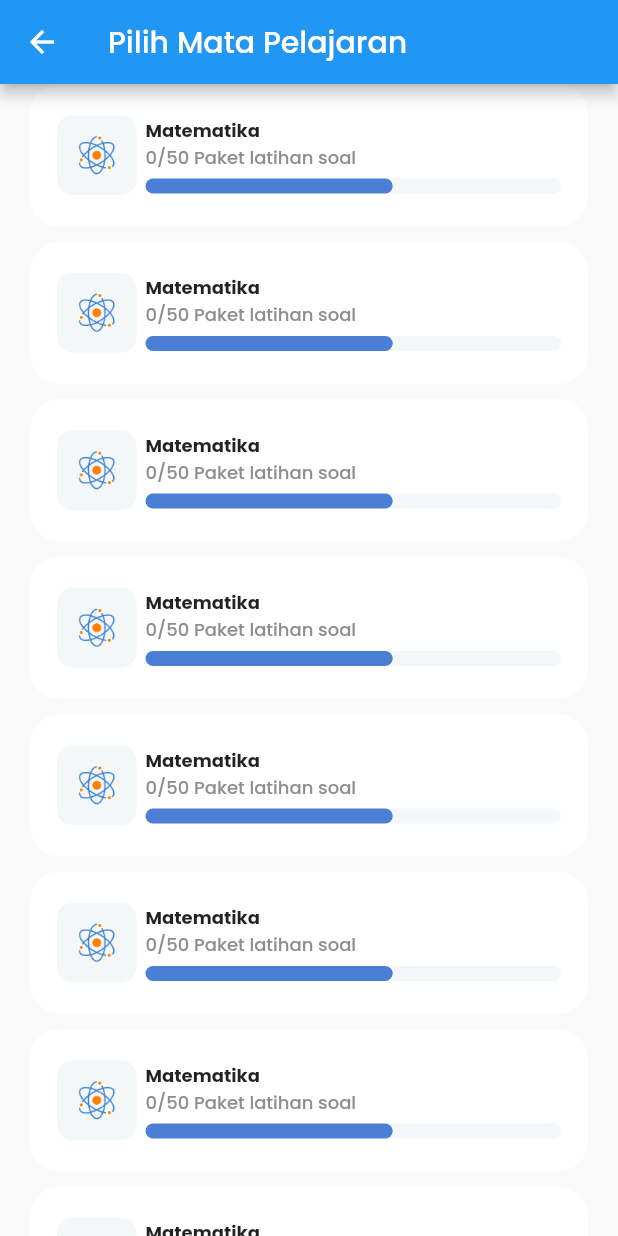
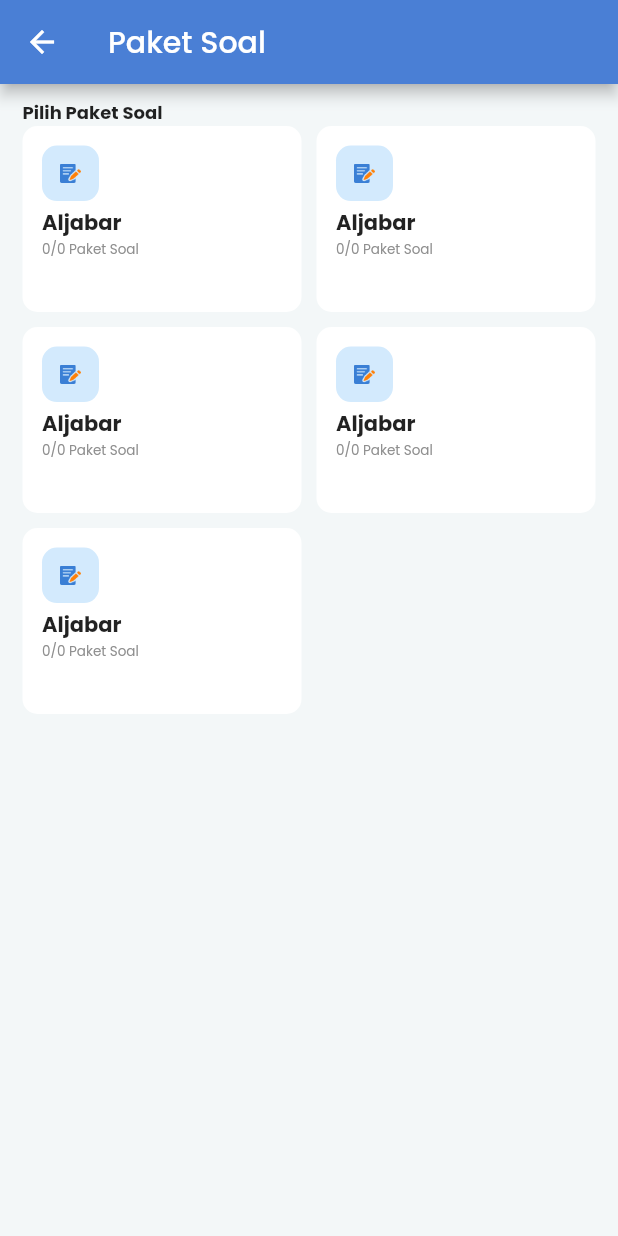
Before and after one commit to ramondharmawan/latihan-soal, a Flutter app: the MapelPage screen opened by its route, after a tap on "Matematika", on a phone screen of 412 x 824 dp. Run offline on Flutter 3.47's test engine with Material 2 defaults, Android fonts, the light colour scheme and no system bars; our stand-ins replace google_fonts.

Commit message:
Paket soal widget done

```diff
--- a/lib/constants/R/assets.dart
+++ b/lib/constants/R/assets.dart
@@ -10,4 +10,6 @@ class Assets {
   String imgHome = "assets/img_home.png";
   String icAtom = "assets/ic_atom.png";
   String bannerHome = "assets/img_banner.png";
+
+  String icNote = "assets/ic_note.png";
 }
--- a/lib/main.dart
+++ b/lib/main.dart
@@ -2,9 +2,12 @@ import 'package:flutter/material.dart';
 import 'package:google_fonts/google_fonts.dart';
 import 'package:soalatihan/view/login_page.dart';
 import 'package:soalatihan/view/main/latihan_soal/mapel_page.dart';
+import 'package:soalatihan/view/main/latihan_soal/paket_soal_page.dart';
 import 'package:soalatihan/view/main_page.dart';
 import 'package:soalatihan/view/register_page.dart';
 import 'package:soalatihan/view/splash_screen.dart';
+
+import 'constants/r.dart';
 
 void main() {
   runApp(const MyApp());
@@ -17,10 +20,13 @@ class MyApp extends StatelessWidget {
   @override
   Widget build(BuildContext context) {
     return MaterialApp(
-      title: 'Flutter Demo',
+      title: 'Latihan Soal',
       theme: ThemeData(
         //dibawah ini penggunaan google fonts secara global dengan fonts tertentu eg. poppins
         textTheme: GoogleFonts.poppinsTextTheme(),
+        appBarTheme: AppBarTheme(
+          backgroundColor: R.colors.primary,
+        ),
         // This is the theme of your application.
         //
         // Try running your application with "flutter run". You'll see the
@@ -42,6 +48,7 @@ class MyApp extends StatelessWidget {
         RegisterPage.route: (context) => const RegisterPage(),
         MainPage.route: (context) => const MainPage(),
         MapelPage.route: (context) => const MapelPage(),
+        PaketSoalPage.route: (context) => const PaketSoalPage(),
       },
     );
   }
--- a/lib/view/main/latihan_soal/home_page.dart
+++ b/lib/view/main/latihan_soal/home_page.dart
@@ -31,40 +31,45 @@ class _HomePageState extends State<HomePage> {
             MapelWidget(),
             MapelWidget(),
             Container(
-              margin: EdgeInsets.symmetric(horizontal: 20),
+              // margin: EdgeInsets.symmetric(horizontal: 20),
               child: Column(
+                crossAxisAlignment: CrossAxisAlignment.start,
                 children: [
-                  Row(
-                    children: [
-                      Text(
-                        'Terbaru',
-                        style: TextStyle(
-                          fontSize: 16,
-                          fontWeight: FontWeight.bold,
-                        ),
+                  Padding(
+                    padding: EdgeInsets.symmetric(horizontal: 20),
+                    child: Text(
+                      'Terbaru',
+                      style: TextStyle(
+                        fontSize: 16,
+                        fontWeight: FontWeight.bold,
                       ),
-                      // Spacer(),
-                    ],
+                    ),
                   ),
+                  SizedBox(height: 10),
                   Container(
-                    height: 170,
+                    height: 150,
                     child: ListView.builder(
                       itemCount: 5,
                       scrollDirection: Axis.horizontal,
                       itemBuilder: ((context, index) {
-                        return Image.asset(R.assets.bannerHome);
+                        return Padding(
+                          padding: const EdgeInsets.only(left: 20.0),
+                          child: Image.asset(R.assets.bannerHome),
+                        );
                       }),
                     ),
                   ),
                 ],
               ),
             ),
+            SizedBox(height: 35),
           ],
         ),
       ),
     );
   }
 
+// yang ada namanya _ ini adalaha extract method, extract method digunakan jika komponen ini digunakan sekali saja / 1 halaman saja
   Container _buildHomeListMapel() {
     return Container(
       margin: EdgeInsets.symmetric(horizontal: 20, vertical: 21),
@@ -196,7 +201,7 @@ class MapelWidget extends StatelessWidget {
         borderRadius: BorderRadius.circular(20),
       ),
       margin: EdgeInsets.fromLTRB(20, 0, 20, 10),
-      padding: EdgeInsets.symmetric(horizontal: 18, vertical: 21),
+      padding: EdgeInsets.symmetric(horizontal: 20, vertical: 21),
       child: Row(
         children: [
           Container(
--- a/lib/view/main/latihan_soal/mapel_page.dart
+++ b/lib/view/main/latihan_soal/mapel_page.dart
@@ -2,6 +2,7 @@ import 'package:flutter/material.dart';
 import 'package:flutter/src/widgets/container.dart';
 import 'package:flutter/src/widgets/framework.dart';
 import 'package:soalatihan/view/main/latihan_soal/home_page.dart';
+import 'package:soalatihan/view/main/latihan_soal/paket_soal_page.dart';
 
 class MapelPage extends StatelessWidget {
   const MapelPage({super.key});
@@ -13,12 +14,17 @@ class MapelPage extends StatelessWidget {
       appBar: AppBar(
         title: Text('Pilih Mata Pelajaran'),
       ),
-      body: ListView.builder(itemBuilder: (context, index) {
-        return GestureDetector(
-          onTap: () {},
-          child: MapelWidget(),
-        );
-      }),
+      body: Padding(
+        padding: const EdgeInsets.symmetric(vertical: 8.0, horizontal: 20),
+        child: ListView.builder(itemBuilder: (context, index) {
+          return GestureDetector(
+            onTap: () {
+              Navigator.of(context).pushNamed(PaketSoalPage.route);
+            },
+            child: MapelWidget(),
+          );
+        }),
+      ),
     );
   }
 }
--- /dev/null
+++ b/lib/view/main/latihan_soal/paket_soal_page.dart
@@ -0,0 +1,104 @@
+import 'package:flutter/material.dart';
+import 'package:flutter/src/widgets/container.dart';
+import 'package:flutter/src/widgets/framework.dart';
+
+import '../../../constants/r.dart';
+
+class PaketSoalPage extends StatefulWidget {
+  const PaketSoalPage({super.key});
+  static String route = 'paket_soal_page';
+
+  @override
+  State<PaketSoalPage> createState() => _PaketSoalPageState();
+}
+
+class _PaketSoalPageState extends State<PaketSoalPage> {
+  @override
+  Widget build(BuildContext context) {
+    return Scaffold(
+      backgroundColor: R.colors.grey,
+      appBar: AppBar(
+        title: Text('Paket Soal'),
+      ),
+      body: Padding(
+        padding: const EdgeInsets.symmetric(horizontal: 15.0, vertical: 10),
+        child: Column(
+          crossAxisAlignment: CrossAxisAlignment.start,
+          children: [
+            Text(
+              'Pilih Paket Soal',
+              style: TextStyle(
+                fontWeight: FontWeight.bold,
+                fontSize: 12,
+              ),
+            ),
+            Expanded(
+              child: GridView.count(
+                mainAxisSpacing: 10,
+                crossAxisSpacing: 10,
+                crossAxisCount: 2,
+                //child aspect ratio 4/3 berarti lebar = 4, tinggi = 3
+                childAspectRatio: 3 / 2,
+                children: [
+                  PaketSoalWidget(),
+                  PaketSoalWidget(),
+                  PaketSoalWidget(),
+                  PaketSoalWidget(),
+                  PaketSoalWidget(),
+                ],
+              ),
+            ),
+          ],
+        ),
+      ),
+    );
+  }
+}
+
+class PaketSoalWidget extends StatelessWidget {
+  const PaketSoalWidget({
+    Key? key,
+  }) : super(key: key);
+
+  @override
+  Widget build(BuildContext context) {
+    return Container(
+      decoration: BoxDecoration(
+        borderRadius: BorderRadius.circular(10),
+        color: Colors.white,
+      ),
+      // margin: const EdgeInsets.all(13.0),
+      padding: const EdgeInsets.all(13.0),
+      child: Column(
+        crossAxisAlignment: CrossAxisAlignment.start,
+        children: [
+          Container(
+            decoration: BoxDecoration(
+              borderRadius: BorderRadius.circular(10),
+              color: Colors.blue.withOpacity(0.2),
+            ),
+            padding: EdgeInsets.all(12),
+            child: Image.asset(
+              R.assets.icNote,
+              width: 14,
+            ),
+          ),
+          SizedBox(height: 4),
+          Text(
+            'Aljabar',
+            style: TextStyle(
+              fontWeight: FontWeight.bold,
+            ),
+          ),
+          Text(
+            '0/0 Paket Soal',
+            style: TextStyle(
+              fontSize: 9,
+              color: R.colors.greySubtitleHome,
+            ),
+          ),
+        ],
+      ),
+    );
+  }
+}
```
Also changed, not shown: 1 other file.
